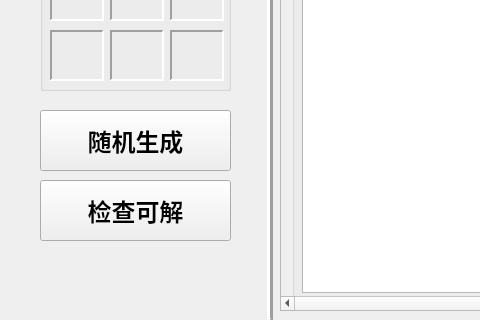
BLUEMOON233/code, file course_design/Artificial_Intelligence_experiment/exp_2_Search_Strategy/Eight_Puzzle_Problem/Eight_Puzzle_Problem.ui: the form before one commit; both pictures show x 0 to 480 and y 400 to 720 of the 1180 by 720 pixel window.
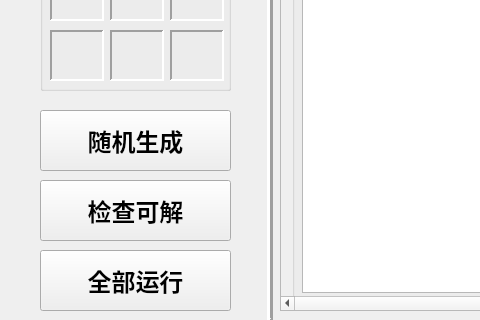
The form after the commit. Icons and pictures are not drawn.

Patch:
```diff
--- a/course_design/Artificial_Intelligence_experiment/exp_2_Search_Strategy/Eight_Puzzle_Problem/Eight_Puzzle_Problem.ui
+++ b/course_design/Artificial_Intelligence_experiment/exp_2_Search_Strategy/Eight_Puzzle_Problem/Eight_Puzzle_Problem.ui
@@ -2101,6 +2101,27 @@
      </layout>
     </widget>
    </widget>
+   <widget class="QPushButton" name="PB_all_start">
+    <property name="geometry">
+     <rect>
+      <x>40</x>
+      <y>650</y>
+      <width>191</width>
+      <height>61</height>
+     </rect>
+    </property>
+    <property name="font">
+     <font>
+      <family>幼圆</family>
+      <pointsize>18</pointsize>
+      <weight>75</weight>
+      <bold>true</bold>
+     </font>
+    </property>
+    <property name="text">
+     <string>全部运行</string>
+    </property>
+   </widget>
   </widget>
  </widget>
  <layoutdefault spacing="6" margin="11"/>
```
